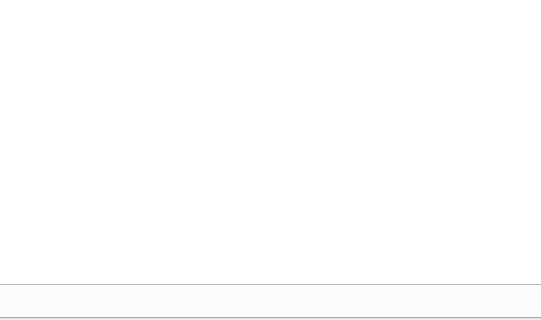
First picture: the form in stuffwindow.ui, repository CRM2017/cuACS, before the edit; both pictures show x 102 to 643 and y 312 to 632 of the 792 by 632 pixel window.
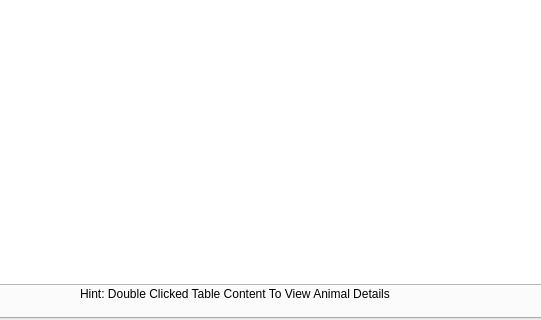
Second picture: the form after the edit.

```diff
--- a/stuffwindow.ui
+++ b/stuffwindow.ui
@@ -89,6 +89,19 @@
          </item>
         </layout>
        </widget>
+       <widget class="QLabel" name="label">
+        <property name="geometry">
+         <rect>
+          <x>180</x>
+          <y>560</y>
+          <width>381</width>
+          <height>20</height>
+         </rect>
+        </property>
+        <property name="text">
+         <string>Hint: Double Clicked Table Content To View Animal Details</string>
+        </property>
+       </widget>
       </widget>
       <widget class="QWidget" name="tab_2">
        <attribute name="title">
```
Left out of the diff: 2 changed lines with no effect on the pictures.
